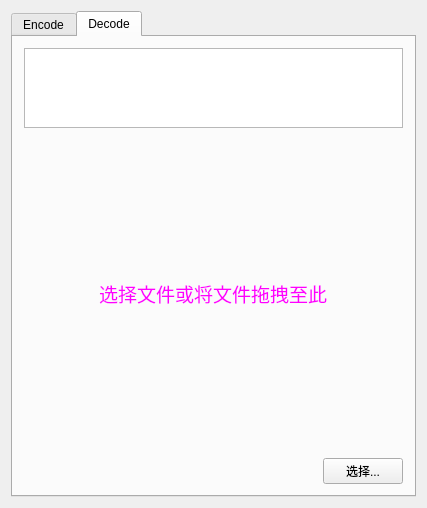
Above: widget.ui from BuYishi/QtQRCoder before the change. Below: the same form after it.
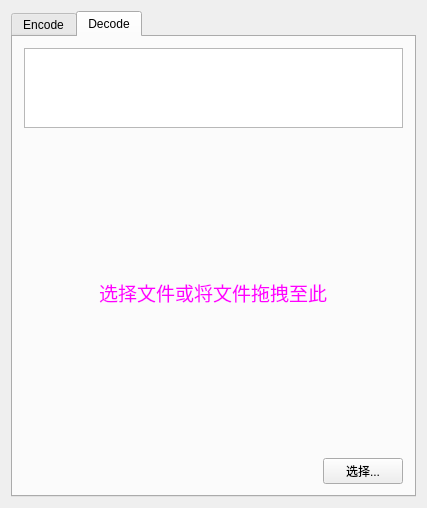
That is the form after the change. Icons and pictures are not drawn.

Commit message: Remove redundant spacers

```diff
--- a/widget.ui
+++ b/widget.ui
@@ -107,7 +107,7 @@
        <item>
         <layout class="QVBoxLayout" name="verticalLayout_2">
          <item>
-          <layout class="QVBoxLayout" name="verticalLayout">
+          <layout class="QVBoxLayout" name="verticalLayout" stretch="0,1,0">
            <item>
             <widget class="QTextEdit" name="resultTextEdit">
              <property name="enabled">
@@ -124,19 +124,6 @@
              </property>
             </widget>
            </item>
-           <item>
-            <spacer name="verticalSpacer">
-             <property name="orientation">
-              <enum>Qt::Vertical</enum>
-             </property>
-             <property name="sizeHint" stdset="0">
-              <size>
-               <width>20</width>
-               <height>40</height>
-              </size>
-             </property>
-            </spacer>
-           </item>
            <item alignment="Qt::AlignHCenter|Qt::AlignVCenter">
             <widget class="QLabel" name="decodedImgLabel">
              <property name="text">
@@ -150,19 +137,6 @@
              </property>
             </widget>
            </item>
-           <item>
-            <spacer name="verticalSpacer_2">
-             <property name="orientation">
-              <enum>Qt::Vertical</enum>
-             </property>
-             <property name="sizeHint" stdset="0">
-              <size>
-               <width>20</width>
-               <height>40</height>
-              </size>
-             </property>
-            </spacer>
-           </item>
            <item>
             <layout class="QHBoxLayout" name="horizontalLayout">
              <item>
```
